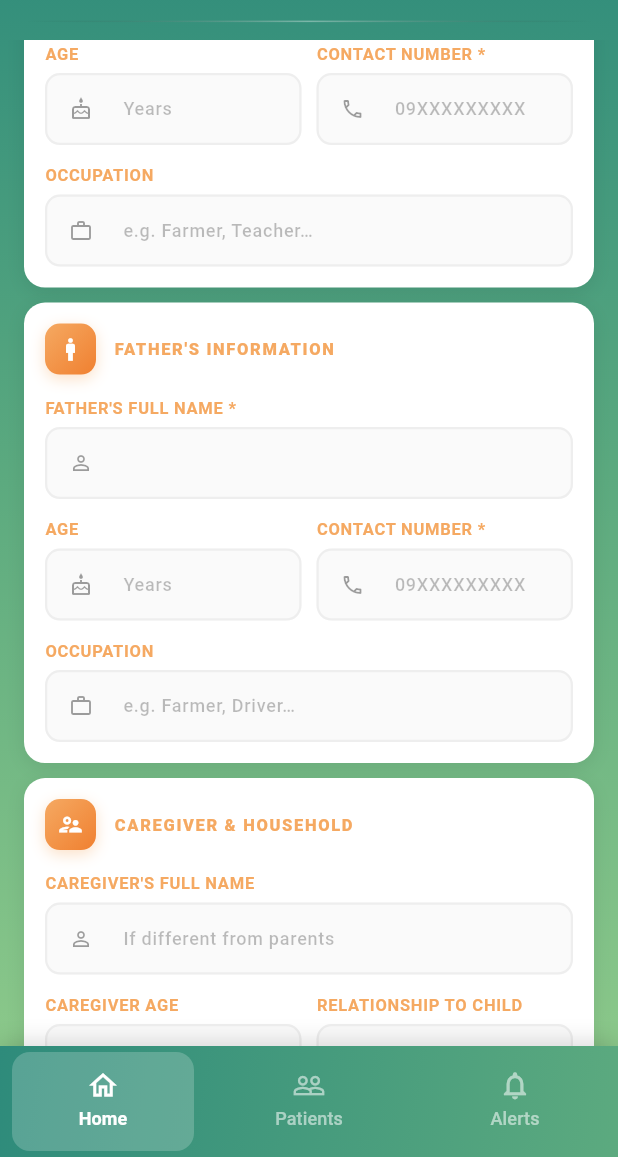
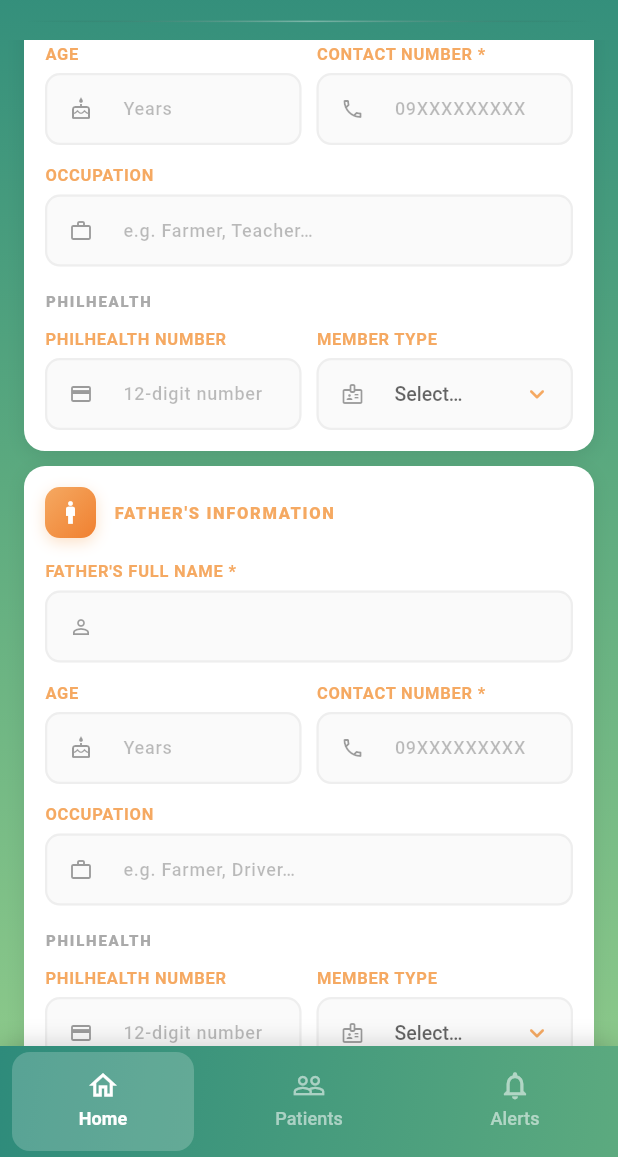
Before and after one commit to dianesophia/LUMASDANG, a Flutter app: the HomePage screen opened directly, scrolled down 1728 dp, on a phone screen of 412 x 824 dp, the part 79-1236 px from its top. Run offline on Flutter 3.47's test engine with Material 3 defaults, Android fonts, the phone set to English and light mode, and no system bars; our stand-ins replace cloud_firestore, connectivity_plus, firebase_auth, firebase_core, flutter_image_compress, flutter_secure_storage and 6 more; missing offline and left inert: downloadsfolder, excel; accounts and stored records are empty; network calls fail.

Commit message:
Update: Philhealth number

```diff
--- a/lib/screens/home/home_page.dart
+++ b/lib/screens/home/home_page.dart
@@ -42,6 +42,12 @@ class _HomePageState extends State<HomePage>
   final TextEditingController sexController = TextEditingController();
   // ▼ ADDED: blood type controller
   final TextEditingController bloodTypeController = TextEditingController();
+  // PhilHealth — Mother
+  final TextEditingController motherPhilHealthNumberController = TextEditingController();
+  final TextEditingController motherPhilHealthMemberTypeController = TextEditingController();
+  // PhilHealth — Father
+  final TextEditingController fatherPhilHealthNumberController = TextEditingController();
+  final TextEditingController fatherPhilHealthMemberTypeController = TextEditingController();
   final TextEditingController addressController = TextEditingController();
   final TextEditingController placeOfBirthController = TextEditingController();
   final TextEditingController dobController = TextEditingController();
@@ -198,6 +204,10 @@ class _HomePageState extends State<HomePage>
     ageYearsController.dispose();
     sexController.dispose();
     bloodTypeController.dispose(); // ▼ ADDED
+    motherPhilHealthNumberController.dispose();
+    motherPhilHealthMemberTypeController.dispose();
+    fatherPhilHealthNumberController.dispose();
+    fatherPhilHealthMemberTypeController.dispose();
     addressController.dispose();
     placeOfBirthController.dispose();
     dobController.dispose();
@@ -352,10 +362,14 @@ class _HomePageState extends State<HomePage>
         'motherContact': motherContactController.text.trim(),
         'motherAge': motherAgeController.text.trim(),
         'motherOccupation': motherOccupationController.text.trim(),
+        'motherPhilHealthNumber': motherPhilHealthNumberController.text.trim(),
+        'motherPhilHealthMemberType': motherPhilHealthMemberTypeController.text.trim(),
         'father': fatherController.text.trim(),
         'fatherContact': fatherContactController.text.trim(),
         'fatherAge': fatherAgeController.text.trim(),
         'fatherOccupation': fatherOccupationController.text.trim(),
+        'fatherPhilHealthNumber': fatherPhilHealthNumberController.text.trim(),
+        'fatherPhilHealthMemberType': fatherPhilHealthMemberTypeController.text.trim(),
         'caregiverName': caregiverNameController.text.trim(),
         'caregiverAge': caregiverAgeController.text.trim(),
         'caregiverEthnicity': caregiverEthnicityController.text.trim(),
@@ -571,6 +585,10 @@ class _HomePageState extends State<HomePage>
         ageYearsController,
         sexController,
         bloodTypeController, // ▼ ADDED
+        motherPhilHealthNumberController,
+        motherPhilHealthMemberTypeController,
+        fatherPhilHealthNumberController,
+        fatherPhilHealthMemberTypeController,
         addressController,
         placeOfBirthController,
         dobController,
@@ -853,6 +871,10 @@ class _HomePageState extends State<HomePage>
               ageYearsController: ageYearsController,
               sexController: sexController,
               bloodTypeController: bloodTypeController, // ▼ ADDED
+              motherPhilHealthNumberController: motherPhilHealthNumberController,
+              motherPhilHealthMemberTypeController: motherPhilHealthMemberTypeController,
+              fatherPhilHealthNumberController: fatherPhilHealthNumberController,
+              fatherPhilHealthMemberTypeController: fatherPhilHealthMemberTypeController,
               addressController: addressController,
               placeOfBirthController: placeOfBirthController,
               dobController: dobController,
--- a/lib/screens/home/widgets/demographic_data_form.dart
+++ b/lib/screens/home/widgets/demographic_data_form.dart
@@ -35,8 +35,14 @@ class DemographicDataForm extends StatefulWidget {
   final TextEditingController fourPsHouseholdIdController;
   // Disability
   final TextEditingController disabilityController;
-  // Blood Type  ← NEW
+  // Blood Type
   final TextEditingController bloodTypeController;
+  // PhilHealth — Mother
+  final TextEditingController motherPhilHealthNumberController;
+  final TextEditingController motherPhilHealthMemberTypeController;
+  // PhilHealth — Father
+  final TextEditingController fatherPhilHealthNumberController;
+  final TextEditingController fatherPhilHealthMemberTypeController;
 
   final bool? belongsToIpGroup;
   final String? ipEthnicity;
@@ -81,7 +87,11 @@ class DemographicDataForm extends StatefulWidget {
     required this.caregiverReligionController,
     required this.fourPsHouseholdIdController,
     required this.disabilityController,
-    required this.bloodTypeController, // ← NEW
+    required this.bloodTypeController,
+    required this.motherPhilHealthNumberController,
+    required this.motherPhilHealthMemberTypeController,
+    required this.fatherPhilHealthNumberController,
+    required this.fatherPhilHealthMemberTypeController,
     this.belongsToIpGroup,
     this.ipEthnicity,
     this.isFourPsMember,
@@ -107,7 +117,13 @@ class _DemographicDataFormState extends State<DemographicDataForm> {
 
   String? _residenceStatus;
   String? _selectedSex;
-  String? _selectedBloodType; // ← NEW
+  String? _selectedBloodType;
+  String? _motherPhilHealthMemberType;
+  String? _fatherPhilHealthMemberType;
+
+  static const _philHealthMemberTypes = [
+    'Member', 'Dependent', 'Indigent', 'Senior Citizen', 'PWD', 'Other',
+  ];
 
   static const _bloodTypes = [
     'A+', 'A−', 'B+', 'B−', 'AB+', 'AB−', 'O+', 'O−', 'Unknown',
@@ -132,6 +148,16 @@ class _DemographicDataFormState extends State<DemographicDataForm> {
     final btText = widget.bloodTypeController.text.trim();
     if (_bloodTypes.contains(btText)) {
       _selectedBloodType = btText;
+    }
+
+    // Seed PhilHealth member type dropdowns
+    final mPhType = widget.motherPhilHealthMemberTypeController.text.trim();
+    if (_philHealthMemberTypes.contains(mPhType)) {
+      _motherPhilHealthMemberType = mPhType;
+    }
+    final fPhType = widget.fatherPhilHealthMemberTypeController.text.trim();
+    if (_philHealthMemberTypes.contains(fPhType)) {
+      _fatherPhilHealthMemberType = fPhType;
     }
   }
 
@@ -971,6 +997,38 @@ class _DemographicDataFormState extends State<DemographicDataForm> {
                 icon: Icons.work_outline,
                 hint: 'e.g. Farmer, Teacher…',
               ),
+              const SizedBox(height: 12),
+              // PhilHealth
+              _buildSubHeader('PHILHEALTH'),
+              Row(
+                children: [
+                  Expanded(
+                    child: _buildField(
+                      label: 'PHILHEALTH NUMBER',
+                      controller: widget.motherPhilHealthNumberController,
+                      keyboardType: TextInputType.number,
+                      icon: Icons.credit_card_outlined,
+                      hint: '12-digit number',
+                    ),
+                  ),
+                  const SizedBox(width: 10),
+                  Expanded(
+                    child: _buildDropdown(
+                      label: 'MEMBER TYPE',
+                      value: _motherPhilHealthMemberType,
+                      items: _philHealthMemberTypes,
+                      icon: Icons.badge_outlined,
+                      onChanged: (v) {
+                        setState(() {
+                          _motherPhilHealthMemberType = v;
+                          widget.motherPhilHealthMemberTypeController.text =
+                              v ?? '';
+                        });
+                      },
+                    ),
+                  ),
+                ],
+              ),
             ],
           ),
         ),
@@ -1030,6 +1088,38 @@ class _DemographicDataFormState extends State<DemographicDataForm> {
                 controller: widget.fatherOccupationController,
                 icon: Icons.work_outline,
                 hint: 'e.g. Farmer, Driver…',
+              ),
+              const SizedBox(height: 12),
+              // PhilHealth
+              _buildSubHeader('PHILHEALTH'),
+              Row(
+                children: [
+                  Expanded(
+                    child: _buildField(
+                      label: 'PHILHEALTH NUMBER',
+                      controller: widget.fatherPhilHealthNumberController,
+                      keyboardType: TextInputType.number,
+                      icon: Icons.credit_card_outlined,
+                      hint: '12-digit number',
+                    ),
+                  ),
+                  const SizedBox(width: 10),
+                  Expanded(
+                    child: _buildDropdown(
+                      label: 'MEMBER TYPE',
+                      value: _fatherPhilHealthMemberType,
+                      items: _philHealthMemberTypes,
+                      icon: Icons.badge_outlined,
+                      onChanged: (v) {
+                        setState(() {
+                          _fatherPhilHealthMemberType = v;
+                          widget.fatherPhilHealthMemberTypeController.text =
+                              v ?? '';
+                        });
+                      },
+                    ),
+                  ),
+                ],
               ),
             ],
           ),
```
Also changed, not shown: lib/screens/home/widgets/allergies_form.dart (added, +461 -0 lines).
